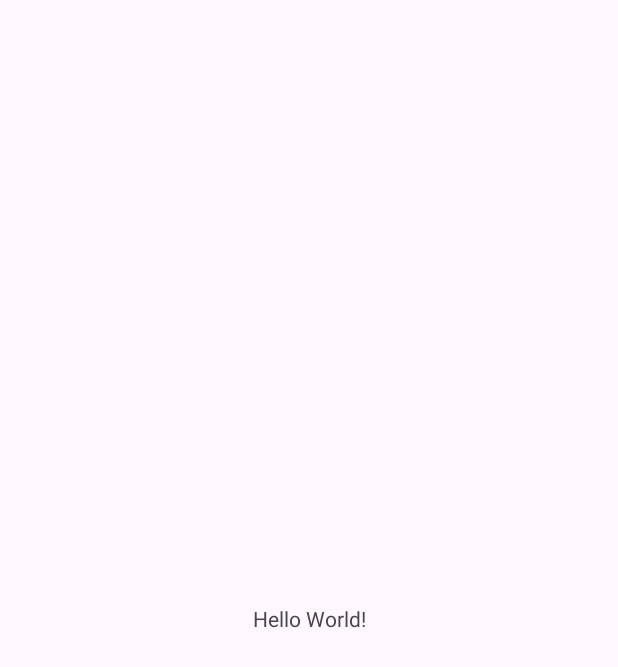
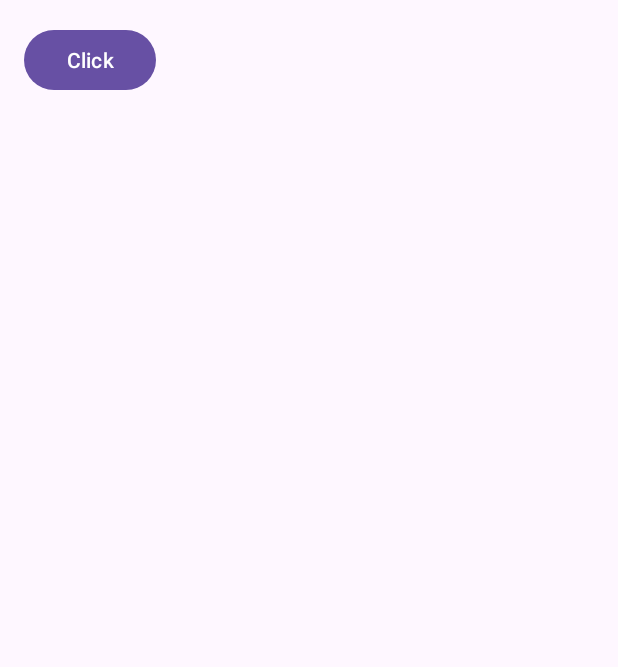
Before and after one commit to Mefoolyhi/MobileHomework, an Android app: the screen it shows after launch (MainActivity), on a phone screen of 412 x 824 dp. Before the commit the part shown is almost empty. Shown: the top 667 px of the screen. Run offline under Robolectric (Android 15) with nearby library versions, the phone set to English and light mode, and no system bars.

```diff
--- a/SQLExample/app/src/main/res/layout/activity_main.xml
+++ b/SQLExample/app/src/main/res/layout/activity_main.xml
@@ -1,18 +1,27 @@
 <?xml version="1.0" encoding="utf-8"?>
-<androidx.constraintlayout.widget.ConstraintLayout xmlns:android="http://schemas.android.com/apk/res/android"
+<androidx.constraintlayout.widget.ConstraintLayout
+    xmlns:android="http://schemas.android.com/apk/res/android"
     xmlns:app="http://schemas.android.com/apk/res-auto"
-    xmlns:tools="http://schemas.android.com/tools"
     android:layout_width="match_parent"
     android:layout_height="match_parent"
-    tools:context=".MainActivity">
+    android:padding="16dp" >
 
-    <TextView
+    <Button
+        android:id="@+id/button"
         android:layout_width="wrap_content"
         android:layout_height="wrap_content"
-        android:text="Hello World!"
-        app:layout_constraintBottom_toBottomOf="parent"
-        app:layout_constraintEnd_toEndOf="parent"
-        app:layout_constraintStart_toStartOf="parent"
-        app:layout_constraintTop_toTopOf="parent" />
+        android:text="Click"
+        android:onClick="onClick"
+        app:layout_constraintBottom_toTopOf="@id/textView"
+        app:layout_constraintLeft_toLeftOf="parent"
+        app:layout_constraintTop_toTopOf="parent"
+        />
+    <TextView
+        android:id="@+id/textView"
+        android:layout_width="wrap_content"
+        android:layout_height="wrap_content"
+        android:textSize="22sp"
+        app:layout_constraintTop_toBottomOf="@id/button"
+        app:layout_constraintLeft_toLeftOf="parent"/>
 
 </androidx.constraintlayout.widget.ConstraintLayout>
```
Also changed, not shown: SQLExample/app/src/main/java/com/example/sqlexample/MainActivity.java (+20 -1 lines).
